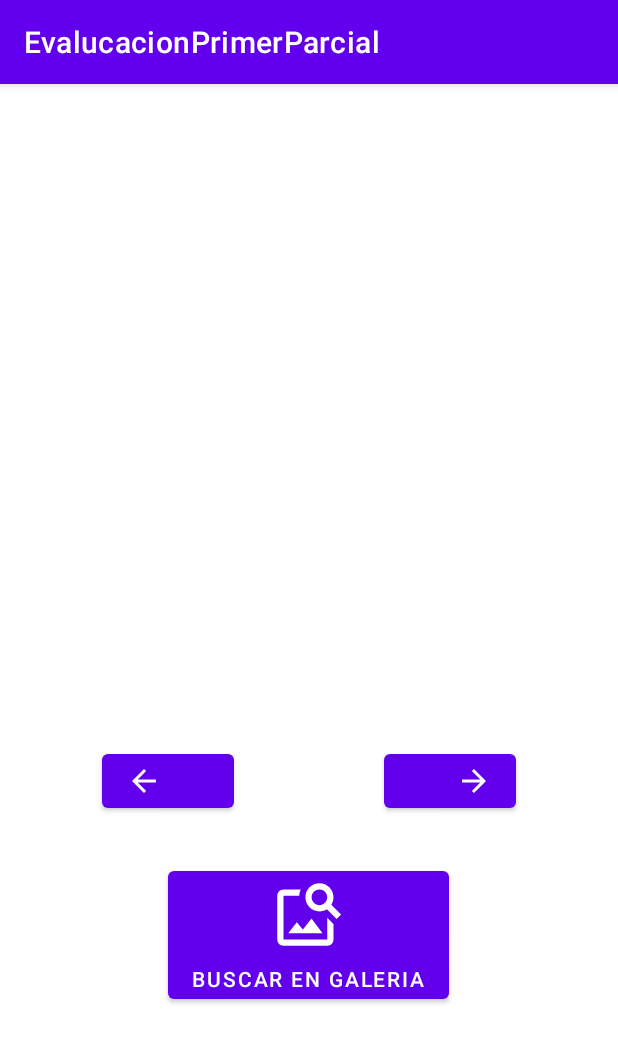
After one commit to KingGnome115/EvalucacionPrimerParcial, an Android app: the Galeria screen opened directly, with no data from a screen before it, on a phone screen of 412 x 824 dp. The commit adds this screen. Shown: the top 1043 px of the screen. Run offline under Robolectric (Android 15) with nearby library versions, the phone set to English and light mode, and no system bars.

Commit message:
Galeria de imagenes terminada

```diff
--- a/app/src/main/AndroidManifest.xml
+++ b/app/src/main/AndroidManifest.xml
@@ -14,9 +14,12 @@
         android:theme="@style/Theme.EvalucacionPrimerParcial"
         tools:targetApi="31">
         <activity
+            android:name=".Galeria"
+            android:exported="false" />
+        <activity
             android:name=".Television"
             android:exported="false"
-            android:screenOrientation="landscape"/>
+            android:screenOrientation="landscape" />
         <activity
             android:name=".Menu"
             android:exported="false"
--- /dev/null
+++ b/app/src/main/java/com/example/evalucacionprimerparcial/Galeria.java
@@ -0,0 +1,124 @@
+package com.example.evalucacionprimerparcial;
+
+import androidx.activity.result.ActivityResultLauncher;
+import androidx.activity.result.contract.ActivityResultContracts;
+import androidx.appcompat.app.AppCompatActivity;
+
+import android.app.Activity;
+import android.app.AlertDialog;
+import android.app.Instrumentation;
+import android.content.Intent;
+import android.net.Uri;
+import android.os.Bundle;
+import android.view.View;
+import android.widget.ImageSwitcher;
+import android.widget.ImageView;
+import android.widget.ListView;
+import android.widget.Toast;
+import android.widget.ViewSwitcher;
+
+import java.util.ArrayList;
+
+public class Galeria extends AppCompatActivity {
+
+    private ImageSwitcher imageIs;
+    private com.google.android.material.button.MaterialButton btnAntes;
+    private com.google.android.material.button.MaterialButton btnSig;
+    private com.google.android.material.button.MaterialButton btnPick;
+
+    private ArrayList<Uri> imagenUri;
+    private int position = 0;
+    private ActivityResultLauncher<Intent> intentLaucher;
+
+    @Override
+    protected void onCreate(Bundle savedInstanceState) {
+        super.onCreate(savedInstanceState);
+        setContentView(R.layout.activity_galeria);
+        imageIs = findViewById(R.id.ISGaleriaImagen);
+        btnAntes = findViewById(R.id.btnAntesGaleria);
+        btnSig = findViewById(R.id.btnSiguienteGaleria);
+        btnPick = findViewById(R.id.btnBuscarGaleria);
+        imagenUri = new ArrayList<Uri>();
+        setUpImageSwitcher();
+        activityResult();
+
+        btnPick.setOnClickListener(new View.OnClickListener() {
+            @Override
+            public void onClick(View v) {
+                pickImageIntent();
+            }
+        });
+        btnAntes.setOnClickListener(new View.OnClickListener() {
+            @Override
+            public void onClick(View v) {
+                if(position > 0)
+                {
+                    position--;
+                }else{
+                    position = imagenUri.size() -1;
+                }
+                imageIs.setImageURI(imagenUri.get(position));
+            }
+        });
+        btnSig.setOnClickListener(new View.OnClickListener() {
+            @Override
+            public void onClick(View v) {
+                if(position < imagenUri.size() -1)
+                {
+                    position++;
+                }else{
+                    position = 0;
+                }
+                imageIs.setImageURI(imagenUri.get(position));
+            }
+        });
+    }
+
+    private void pickImageIntent(){
+        Intent intent = new Intent();
+        intent.setType("image/*");
+        intent.putExtra(Intent.EXTRA_ALLOW_MULTIPLE, true);
+        intent.setAction(Intent.ACTION_GET_CONTENT);
+        intentLaucher.launch(Intent.createChooser(intent, "Selecciona las imagenes"));
+    }
+
+    private void activityResult(){
+        intentLaucher = registerForActivityResult(new ActivityResultContracts.StartActivityForResult(),
+                result -> {
+                    if(result.getResultCode()== Activity.RESULT_OK)
+                    {
+                        Uri imaUri;
+                        if(result.getData().getClipData() != null)
+                        {
+                            int count = result.getData().getClipData().getItemCount();
+                            for(int i = 0; i < count; i++)
+                            {
+                                imaUri = result.getData().getClipData().getItemAt(i).getUri();
+                                imagenUri.add(imaUri);
+                            }
+                            if(count < 16 && count > 10)
+                            {
+                                imageIs.setImageURI(imagenUri.get(0));
+                                position = 0;
+                            }else{
+                                if(count > 15)
+                                    Toast.makeText(Galeria.this, "Maximo 15 imagenes", Toast.LENGTH_SHORT).show();
+                                if(count < 10)
+                                    Toast.makeText(Galeria.this, "Minimo 10 imagenes", Toast.LENGTH_SHORT).show();
+                            }
+                        }else{
+                            Toast.makeText(Galeria.this, "Minimo 10 imagenes", Toast.LENGTH_SHORT).show();
+                        }
+                    }
+                });
+    }
+
+    private void setUpImageSwitcher(){
+        imageIs.setFactory(new ViewSwitcher.ViewFactory() {
+            @Override
+            public View makeView() {
+                return new ImageView(getApplicationContext());
+            }
+        });
+    }
+}
--- /dev/null
+++ b/app/src/main/res/drawable/ic_searchimages.xml
@@ -0,0 +1,5 @@
+<vector android:height="24dp" android:tint="#000000"
+    android:viewportHeight="24" android:viewportWidth="24"
+    android:width="24dp" xmlns:android="http://schemas.android.com/apk/res/android">
+    <path android:fillColor="@android:color/white" android:pathData="M18,13v7L4,20L4,6h5.02c0.05,-0.71 0.22,-1.38 0.48,-2L4,4c-1.1,0 -2,0.9 -2,2v14c0,1.1 0.9,2 2,2h14c1.1,0 2,-0.9 2,-2v-5l-2,-2zM16.5,18h-11l2.75,-3.53 1.96,2.36 2.75,-3.54zM19.3,8.89c0.44,-0.7 0.7,-1.51 0.7,-2.39C20,4.01 17.99,2 15.5,2S11,4.01 11,6.5s2.01,4.5 4.49,4.5c0.88,0 1.7,-0.26 2.39,-0.7L21,13.42 22.42,12 19.3,8.89zM15.5,9C14.12,9 13,7.88 13,6.5S14.12,4 15.5,4 18,5.12 18,6.5 16.88,9 15.5,9z"/>
+</vector>
--- /dev/null
+++ b/app/src/main/res/layout/activity_galeria.xml
@@ -0,0 +1,68 @@
+<?xml version="1.0" encoding="utf-8"?>
+<RelativeLayout
+    xmlns:android="http://schemas.android.com/apk/res/android"
+    xmlns:app="http://schemas.android.com/apk/res-auto"
+    xmlns:tools="http://schemas.android.com/tools"
+    android:layout_width="match_parent"
+    android:layout_height="match_parent"
+    tools:context=".Galeria">
+
+    <LinearLayout
+        android:layout_width="match_parent"
+        android:layout_height="wrap_content"
+        android:orientation="vertical"
+        android:layout_margin="10dp"
+        android:layout_gravity="center">
+
+        <LinearLayout
+        android:layout_width="match_parent"
+        android:layout_height="wrap_content"
+        android:layout_margin="5dp"
+        android:orientation="horizontal">
+            <ImageSwitcher
+                android:id="@+id/ISGaleriaImagen"
+                android:layout_width="match_parent"
+                android:layout_height="400dp"/>
+        </LinearLayout>
+
+        <LinearLayout
+            android:layout_width="match_parent"
+            android:layout_height="wrap_content"
+            android:layout_marginTop="20dp"
+            android:layout_marginBottom="20dp"
+            android:layout_marginStart="15dp"
+            android:layout_marginEnd="15dp"
+            android:orientation="horizontal"
+            android:gravity="center" >
+            <com.google.android.material.button.MaterialButton
+                android:id="@+id/btnAntesGaleria"
+                android:layout_width="wrap_content"
+                android:layout_height="match_parent"
+                app:icon="@drawable/ic_back"
+                android:layout_marginEnd="50dp"/>
+            <com.google.android.material.button.MaterialButton
+                android:id="@+id/btnSiguienteGaleria"
+                android:layout_width="wrap_content"
+                android:layout_height="match_parent"
+                app:icon="@drawable/ic_next"
+                app:iconGravity="end"
+                android:layout_marginStart="50dp"/>
+        </LinearLayout>
+
+        <LinearLayout
+            android:layout_width="match_parent"
+            android:layout_height="match_parent"
+            android:layout_margin="10dp"
+            android:orientation="horizontal"
+            android:gravity="center">
+            <com.google.android.material.button.MaterialButton
+                android:id="@+id/btnBuscarGaleria"
+                android:layout_width="wrap_content"
+                android:layout_height="wrap_content"
+                android:text="@string/buscar"
+                app:icon="@drawable/ic_searchimages"
+                app:iconGravity="top"
+                app:iconSize="50dp" />
+        </LinearLayout>
+    </LinearLayout>
+</RelativeLayout>
--- a/app/src/main/res/values/strings.xml
+++ b/app/src/main/res/values/strings.xml
@@ -11,4 +11,6 @@
     <string name="pause">Pausa</string>
     <string name="siguiente">Siguiente</string>
     <string name="menuTele">Opciones de television</string>
+    <string name="atras">Atras</string>
+    <string name="buscar">Buscar en Galeria</string>
 </resources>
```
Also changed, not shown: app/src/main/java/com/example/evalucacionprimerparcial/Menu.java (+8 -0 lines).
